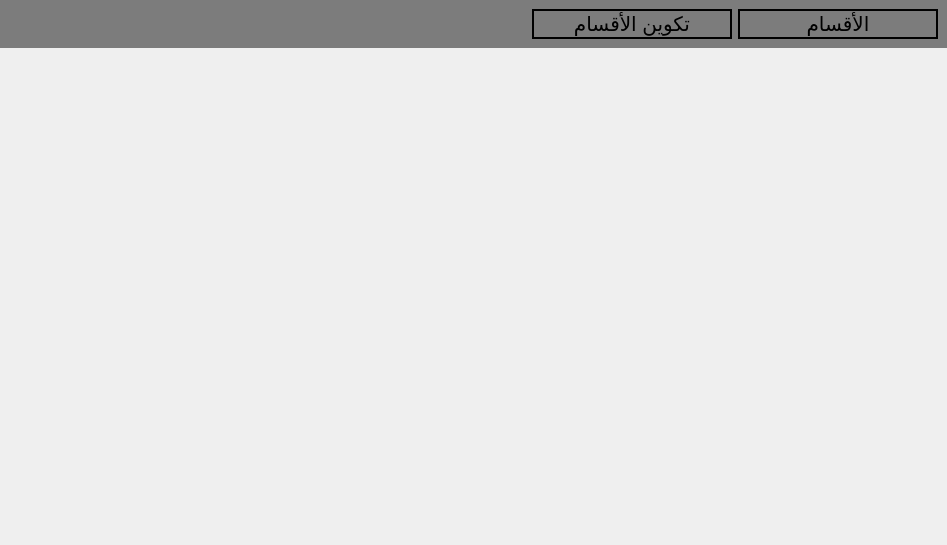
Above: app/ui/classes/class_part.ui from yahiab05/student-managment-v2.0 before the change. Below: the same form after it.
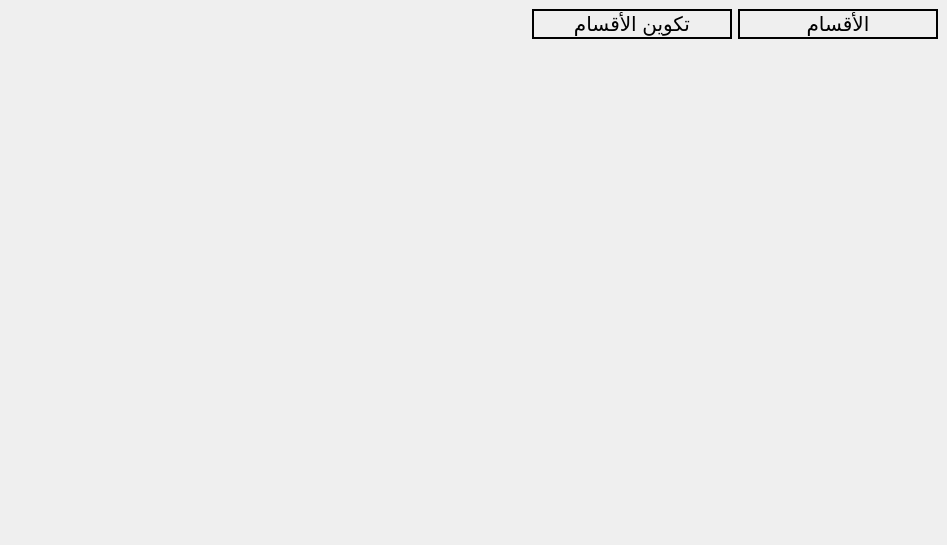
That is the form after the change.

What changed in the file:
```diff
--- a/app/ui/classes/class_part.ui
+++ b/app/ui/classes/class_part.ui
@@ -32,13 +32,10 @@
    <item>
     <widget class="QFrame" name="frame">
      <property name="styleSheet">
-      <string notr="true">background-color: rgb(124, 124, 124);</string>
+      <string notr="true"/>
      </property>
      <property name="frameShape">
-      <enum>QFrame::Shape::NoFrame</enum>
-     </property>
-     <property name="frameShadow">
-      <enum>QFrame::Shadow::Raised</enum>
+      <enum>QFrame::NoFrame</enum>
      </property>
      <layout class="QHBoxLayout" name="horizontalLayout">
       <item>
```
Left out of the diff: 2 changed lines with no effect on the pictures.
